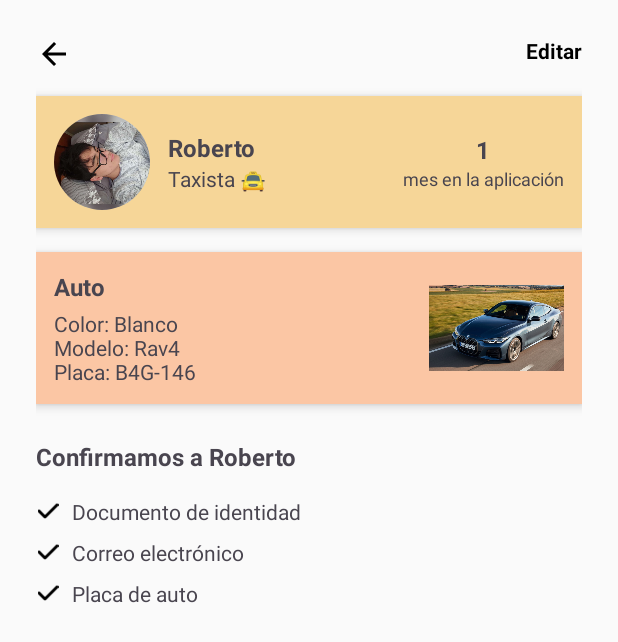
After one commit to JesusAP346/Proyecto_IOT, an Android app: the PerfilTaxistaActivity screen opened directly, with no data from a screen before it, on a phone screen of 412 x 824 dp. The commit adds this screen. Shown: the top 642 px of the screen. Run offline under Robolectric (Android 15) with nearby library versions, the phone set to English and light mode, and no system bars.

Commit message:
avance perfil editar

```diff
--- a/app/src/main/AndroidManifest.xml
+++ b/app/src/main/AndroidManifest.xml
@@ -14,6 +14,9 @@
         android:supportsRtl="true"
         android:theme="@style/Theme.PROYECTO_IOT"
         tools:targetApi="31">
+        <activity
+            android:name=".taxista.PerfilTaxistaActivity"
+            android:exported="false" />
         <activity
             android:name=".taxista.SeguridadActivity"
             android:exported="false" />
--- a/app/src/main/java/com/example/proyecto_iot/taxista/PerfilFragment.java
+++ b/app/src/main/java/com/example/proyecto_iot/taxista/PerfilFragment.java
@@ -88,6 +88,17 @@ public class PerfilFragment extends Fragment {
             }
         });
 
+
+        // Accedemos al botón o card que abre la actividad
+        View btnVerPerfilTaxista = view.findViewById(R.id.cardPerfil);// usa el ID correcto
+        btnVerPerfilTaxista.setOnClickListener(new View.OnClickListener() {
+            @Override
+            public void onClick(View v) {
+                Intent intent = new Intent(requireContext(), PerfilTaxistaActivity.class);
+                startActivity(intent);
+            }
+        });
+
         return view;
     }
 
--- /dev/null
+++ b/app/src/main/java/com/example/proyecto_iot/taxista/PerfilTaxistaActivity.java
@@ -0,0 +1,34 @@
+package com.example.proyecto_iot.taxista;
+
+import android.os.Bundle;
+import android.view.View;
+import android.widget.ImageView;
+
+import androidx.activity.EdgeToEdge;
+import androidx.appcompat.app.AppCompatActivity;
+import androidx.core.graphics.Insets;
+import androidx.core.view.ViewCompat;
+import androidx.core.view.WindowInsetsCompat;
+
+import com.example.proyecto_iot.R;
+
+public class PerfilTaxistaActivity extends AppCompatActivity {
+
+    @Override
+    protected void onCreate(Bundle savedInstanceState) {
+        super.onCreate(savedInstanceState);
+        EdgeToEdge.enable(this);
+        setContentView(R.layout.activity_perfil_taxista);
+
+
+        ImageView btnBack = findViewById(R.id.btnBack);
+        btnBack.setOnClickListener(new View.OnClickListener() {
+            @Override
+            public void onClick(View v) {
+                finish(); //  Esto cierra la actividad y regresa a la anterior
+            }
+        });
+
+
+    }
+}
--- /dev/null
+++ b/app/src/main/res/drawable/ic_check.xml
@@ -0,0 +1,9 @@
+<vector xmlns:android="http://schemas.android.com/apk/res/android"
+    android:width="448dp"
+    android:height="512dp"
+    android:viewportWidth="448"
+    android:viewportHeight="512">
+  <path
+      android:fillColor="#FF000000"
+      android:pathData="M438.6,105.4c12.5,12.5 12.5,32.8 0,45.3l-256,256c-12.5,12.5 -32.8,12.5 -45.3,0l-128,-128c-12.5,-12.5 -12.5,-32.8 0,-45.3s32.8,-12.5 45.3,0L160,338.7 393.4,105.4c12.5,-12.5 32.8,-12.5 45.3,0z"/>
+</vector>
--- /dev/null
+++ b/app/src/main/res/layout/activity_perfil_taxista.xml
@@ -0,0 +1,212 @@
+<?xml version="1.0" encoding="utf-8"?>
+<ScrollView xmlns:android="http://schemas.android.com/apk/res/android"
+    xmlns:app="http://schemas.android.com/apk/res-auto"
+    android:layout_width="match_parent"
+    android:layout_height="match_parent"
+    android:background="#FAFAFA">
+
+    <LinearLayout
+        android:layout_width="match_parent"
+        android:layout_height="wrap_content"
+        android:orientation="vertical"
+        android:padding="24dp">
+
+        <!-- Cabecera con back y editar -->
+        <RelativeLayout
+            android:layout_width="match_parent"
+            android:layout_height="wrap_content">
+
+            <ImageView
+                android:id="@+id/btnBack"
+                android:layout_width="24dp"
+                android:layout_height="24dp"
+                android:src="@drawable/ic_retroceder"
+                android:layout_alignParentStart="true"
+                android:contentDescription="Atrás" />
+
+            <TextView
+                android:id="@+id/btnEditar"
+                android:layout_width="wrap_content"
+                android:layout_height="wrap_content"
+                android:text="Editar"
+                android:textStyle="bold"
+                android:textColor="#000000"
+                android:layout_alignParentEnd="true" />
+        </RelativeLayout>
+
+        <!-- Card usuario -->
+        <LinearLayout
+            android:layout_width="match_parent"
+            android:layout_height="wrap_content"
+            android:orientation="horizontal"
+            android:padding="12dp"
+            android:background="#F6D698"
+            android:elevation="4dp"
+            android:layout_marginTop="16dp"
+            android:gravity="center_vertical"
+            android:layout_marginBottom="16dp">
+
+            <ImageView
+                android:layout_width="64dp"
+                android:layout_height="64dp"
+                android:src="@drawable/roberto"
+                android:scaleType="centerCrop"
+                android:clipToOutline="true"
+                android:background="@drawable/circle_background"
+                android:layout_marginEnd="12dp" />
+
+            <LinearLayout
+                android:layout_width="0dp"
+                android:layout_height="wrap_content"
+                android:layout_weight="1"
+                android:orientation="vertical">
+
+                <TextView
+                    android:layout_width="wrap_content"
+                    android:layout_height="wrap_content"
+                    android:text="Roberto"
+                    android:textStyle="bold"
+                    android:textSize="16sp" />
+
+                <TextView
+                    android:layout_width="wrap_content"
+                    android:layout_height="wrap_content"
+                    android:text="Taxista 🚖"
+                    android:textSize="14sp" />
+            </LinearLayout>
+
+            <LinearLayout
+                android:layout_width="wrap_content"
+                android:layout_height="wrap_content"
+                android:orientation="vertical"
+                android:gravity="center">
+
+                <TextView
+                    android:layout_width="wrap_content"
+                    android:layout_height="wrap_content"
+                    android:text="1"
+                    android:textStyle="bold"
+                    android:textSize="16sp" />
+
+                <TextView
+                    android:layout_width="wrap_content"
+                    android:layout_height="wrap_content"
+                    android:text="mes en la aplicación"
+                    android:textSize="12sp" />
+            </LinearLayout>
+        </LinearLayout>
+
+        <!-- Card auto -->
+        <LinearLayout
+            android:layout_width="match_parent"
+            android:layout_height="wrap_content"
+            android:orientation="horizontal"
+            android:padding="12dp"
+            android:background="#FBC6A4"
+            android:elevation="4dp"
+            android:layout_marginBottom="24dp"
+            android:gravity="center_vertical">
+
+            <LinearLayout
+                android:layout_width="219dp"
+                android:layout_height="wrap_content"
+                android:layout_weight="1"
+                android:orientation="vertical">
+
+                <TextView
+                    android:layout_width="wrap_content"
+                    android:layout_height="wrap_content"
+                    android:text="Auto"
+                    android:textSize="16sp"
+                    android:textStyle="bold" />
+
+                <TextView
+                    android:layout_width="wrap_content"
+                    android:layout_height="wrap_content"
+                    android:layout_marginTop="4dp"
+                    android:text="Color: Blanco\nModelo: Rav4\nPlaca: B4G-146"
+                    android:textSize="14sp" />
+            </LinearLayout>
+
+            <ImageView
+                android:layout_width="90dp"
+                android:layout_height="60dp"
+                android:layout_marginStart="8dp"
+                android:scaleType="fitCenter"
+                android:src="@drawable/auto_roberto" />
+        </LinearLayout>
+
+        <!-- Verificación -->
+        <TextView
+            android:layout_width="wrap_content"
+            android:layout_height="wrap_content"
+            android:text="Confirmamos a Roberto"
+            android:textStyle="bold"
+            android:textSize="16sp"
+            android:layout_marginBottom="12dp" />
+
+        <LinearLayout
+            android:layout_width="match_parent"
+            android:layout_height="wrap_content"
+            android:orientation="vertical">
+
+            <LinearLayout
+                android:layout_width="match_parent"
+                android:layout_height="wrap_content"
+                android:orientation="horizontal"
+                android:paddingVertical="4dp"
+                android:gravity="center_vertical">
+
+                <ImageView
+                    android:layout_width="16dp"
+                    android:layout_height="16dp"
+                    android:src="@drawable/ic_check"
+                    android:layout_marginEnd="8dp" />
+
+                <TextView
+                    android:layout_width="wrap_content"
+                    android:layout_height="wrap_content"
+                    android:text="Documento de identidad" />
+            </LinearLayout>
+
+            <LinearLayout
+                android:layout_width="match_parent"
+                android:layout_height="wrap_content"
+                android:orientation="horizontal"
+                android:paddingVertical="4dp"
+                android:gravity="center_vertical">
+
+                <ImageView
+                    android:layout_width="16dp"
+                    android:layout_height="16dp"
+                    android:src="@drawable/ic_check"
+                    android:layout_marginEnd="8dp" />
+
+                <TextView
+                    android:layout_width="wrap_content"
+                    android:layout_height="wrap_content"
+                    android:text="Correo electrónico" />
+            </LinearLayout>
+
+            <LinearLayout
+                android:layout_width="match_parent"
+                android:layout_height="wrap_content"
+                android:orientation="horizontal"
+                android:paddingVertical="4dp"
+                android:gravity="center_vertical">
+
+                <ImageView
+                    android:layout_width="16dp"
+                    android:layout_height="16dp"
+                    android:src="@drawable/ic_check"
+                    android:layout_marginEnd="8dp" />
+
+                <TextView
+                    android:layout_width="wrap_content"
+                    android:layout_height="wrap_content"
+                    android:text="Placa de auto" />
+            </LinearLayout>
+        </LinearLayout>
+
+    </LinearLayout>
+</ScrollView>
```
Also changed, not shown: app/src/main/res/drawable/auto_roberto.png (added).
